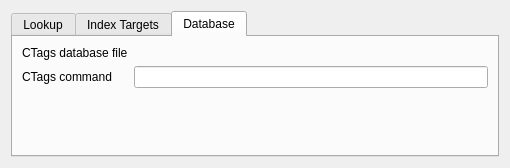
KDE/kate, file kate/plugins/kate-ctags/kate_ctags.ui: the form before one commit.
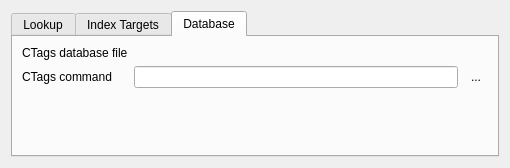
The form after the commit. The open tabs and pages were chosen to show the change. Custom widgets are drawn as their Qt base class.

Commit message:
If the ctags command contains "--extra=+q", include "::" in currentWord
Also add possibility to select text to look up

```diff
--- a/kate/plugins/kate-ctags/kate_ctags.ui
+++ b/kate/plugins/kate-ctags/kate_ctags.ui
@@ -151,6 +151,16 @@
        <item row="0" column="1">
         <widget class="KUrlRequester" name="tagsFile"/>
        </item>
+       <item row="3" column="2">
+        <widget class="QToolButton" name="resetCMD">
+         <property name="text">
+          <string>...</string>
+         </property>
+         <property name="autoRaise">
+          <bool>true</bool>
+         </property>
+        </widget>
+       </item>
       </layout>
      </widget>
     </widget>
```
Left out of the diff: 7 changed lines with no effect on the pictures. The commit also changes 2 other files.
